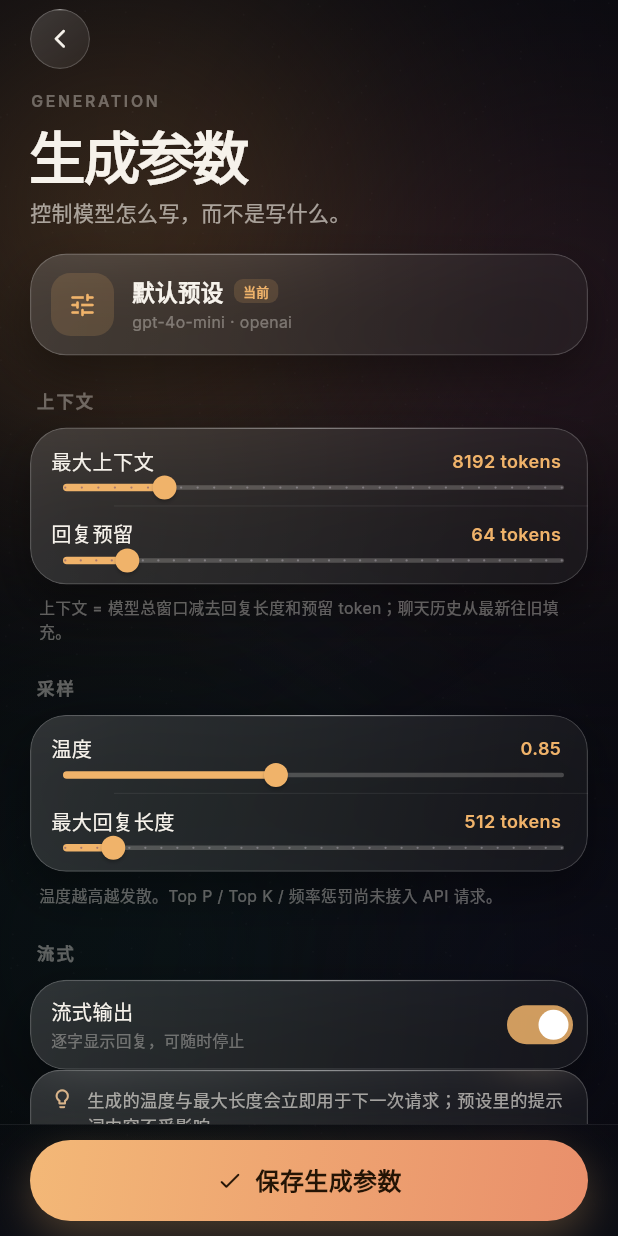
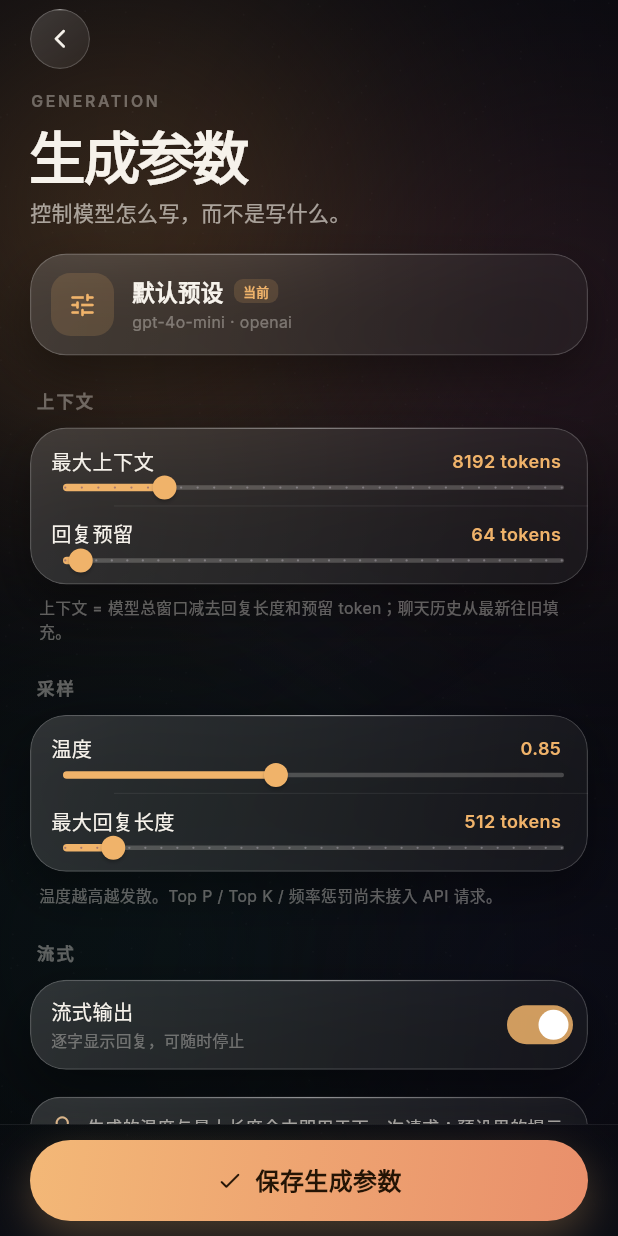
Before and after one commit to PawNzZi/opentavern, a Flutter app: the screen it shows after launch, item 3 of the bottom bar chosen, after a tap on "生成参数", on a phone screen of 412 x 824 dp. Run offline on Flutter 3.47's test engine with Material 3 defaults, Android fonts, the phone set to English and light mode, and no system bars; our stand-ins replace file_picker; statements that could not run were skipped.

Commit message:
fix: 回复预留上限改为2048，流式提示增加间距

```diff
--- a/lib/screens/generation.dart
+++ b/lib/screens/generation.dart
@@ -123,7 +123,7 @@ class _GenerationPageState extends State<GenerationPage> {
               title: '回复预留',
               value: _tokenPadding,
               min: 0,
-              max: 512,
+              max: 2048,
               divisions: 32,
               display: '${_tokenPadding.round()} tokens',
               onChanged: (v) => setState(() => _tokenPadding = v),
@@ -185,6 +185,7 @@ class _GenerationPageState extends State<GenerationPage> {
             ),
           ],
         ),
+        const SizedBox(height: 18),
         const HintCard(
           text: '生成的温度与最大长度会立即用于下一次请求；预设里的提示词内容不受影响。',
           color: Color(0xFFD9B48A),
```
